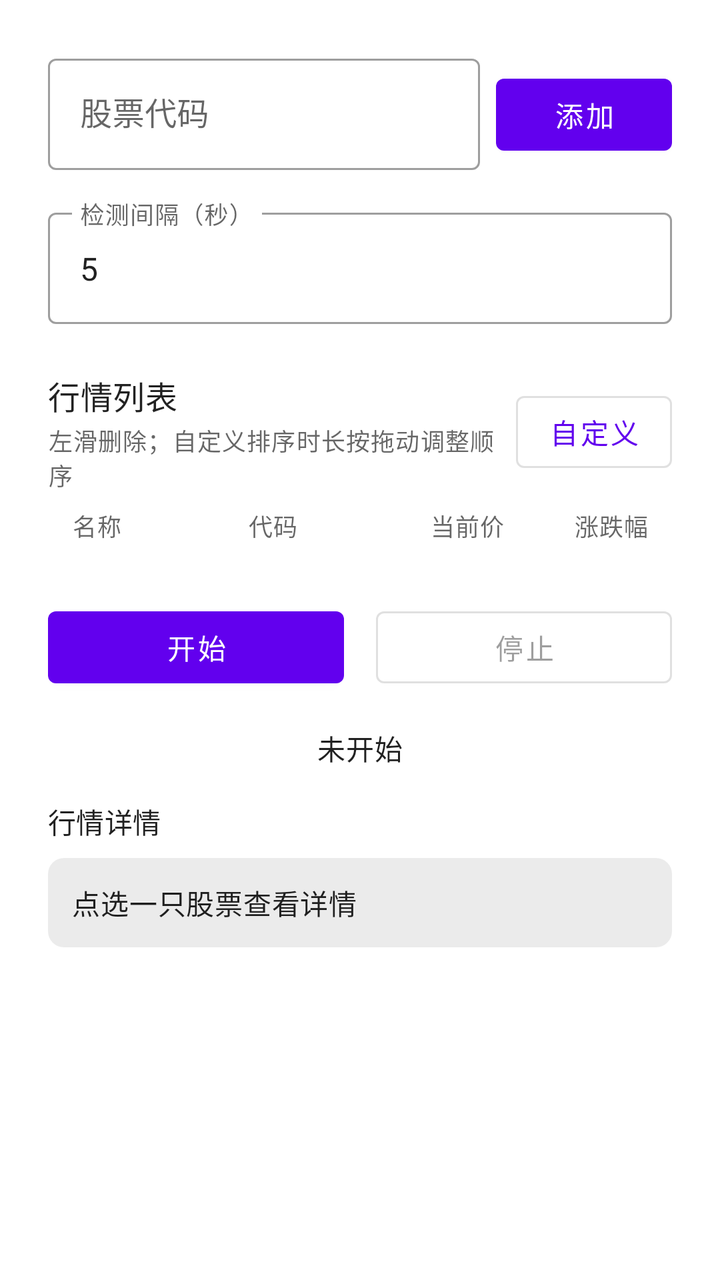
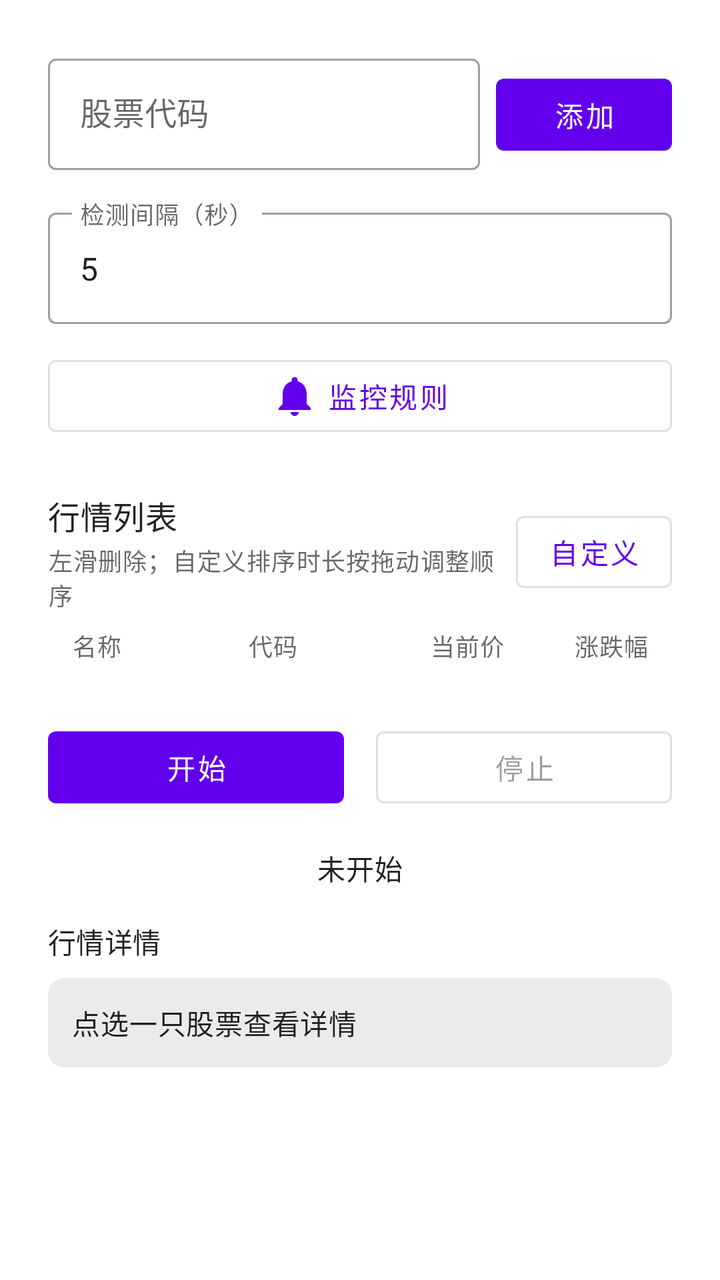

An Android layout rendered at two revisions. The XML below is the earlier revision; the diff shows what the commit changed to produce the second picture.
<!-- AndroidManifest.xml: application theme Theme.GPTest -->
<!-- res/layout/activity_main.xml -->
<?xml version="1.0" encoding="utf-8"?>
<ScrollView xmlns:android="http://schemas.android.com/apk/res/android"
    android:layout_width="match_parent"
    android:layout_height="match_parent"
    android:fillViewport="true">

    <LinearLayout
        android:layout_width="match_parent"
        android:layout_height="wrap_content"
        android:orientation="vertical"
        android:padding="24dp">

        <LinearLayout
            android:layout_width="match_parent"
            android:layout_height="wrap_content"
            android:gravity="bottom"
            android:orientation="horizontal">

            <com.google.android.material.textfield.TextInputLayout
                android:id="@+id/tilStockCode"
                style="@style/Widget.MaterialComponents.TextInputLayout.OutlinedBox"
                android:layout_width="0dp"
                android:layout_height="wrap_content"
                android:layout_weight="1"
                android:hint="@string/stock_code_hint">

                <com.google.android.material.textfield.TextInputEditText
                    android:id="@+id/etStockCode"
                    android:layout_width="match_parent"
                    android:layout_height="wrap_content"
                    android:imeOptions="actionDone"
                    android:inputType="textCapCharacters"
                    android:maxLines="1" />
            </com.google.android.material.textfield.TextInputLayout>

            <com.google.android.material.button.MaterialButton
                android:id="@+id/btnAdd"
                android:layout_width="wrap_content"
                android:layout_height="wrap_content"
                android:layout_marginStart="8dp"
                android:text="@string/add" />
        </LinearLayout>

        <com.google.android.material.textfield.TextInputLayout
            android:id="@+id/tilInterval"
            style="@style/Widget.MaterialComponents.TextInputLayout.OutlinedBox"
            android:layout_width="match_parent"
            android:layout_height="wrap_content"
            android:layout_marginTop="16dp"
            android:hint="@string/interval_hint">

            <com.google.android.material.textfield.TextInputEditText
                android:id="@+id/etInterval"
                android:layout_width="match_parent"
                android:layout_height="wrap_content"
                android:imeOptions="actionDone"
                android:inputType="number"
                android:maxLines="1"
                android:text="@string/interval_default" />
        </com.google.android.material.textfield.TextInputLayout>

        <LinearLayout
            android:layout_width="match_parent"
            android:layout_height="wrap_content"
            android:layout_marginTop="24dp"
            android:gravity="center_vertical"
            android:orientation="horizontal">

            <LinearLayout
                android:layout_width="0dp"
                android:layout_height="wrap_content"
                android:layout_weight="1"
                android:orientation="vertical">

                <TextView
                    android:layout_width="match_parent"
                    android:layout_height="wrap_content"
                    android:text="@string/quote_list_label"
                    android:textAppearance="?attr/textAppearanceSubtitle1" />

                <TextView
                    android:layout_width="match_parent"
                    android:layout_height="wrap_content"
                    android:layout_marginTop="2dp"
                    android:text="@string/swipe_to_delete_hint"
                    android:textAppearance="?attr/textAppearanceCaption" />
            </LinearLayout>

            <com.google.android.material.button.MaterialButton
                android:id="@+id/btnSort"
                style="@style/Widget.MaterialComponents.Button.OutlinedButton"
                android:layout_width="wrap_content"
                android:layout_height="wrap_content"
                android:minWidth="0dp"
                android:text="@string/sort_custom" />
        </LinearLayout>

        <LinearLayout
            android:layout_width="match_parent"
            android:layout_height="wrap_content"
            android:layout_marginTop="8dp"
            android:orientation="horizontal"
            android:paddingStart="12dp"
            android:paddingEnd="12dp">

            <TextView
                android:layout_width="0dp"
                android:layout_height="wrap_content"
                android:layout_weight="1"
                android:text="@string/column_name"
                android:textAppearance="?attr/textAppearanceCaption" />

            <TextView
                android:layout_width="64dp"
                android:layout_height="wrap_content"
                android:text="@string/column_code"
                android:textAppearance="?attr/textAppearanceCaption" />

            <TextView
                android:layout_width="64dp"
                android:layout_height="wrap_content"
                android:gravity="end"
                android:text="@string/column_price"
                android:textAppearance="?attr/textAppearanceCaption" />

            <TextView
                android:layout_width="72dp"
                android:layout_height="wrap_content"
                android:gravity="end"
                android:text="@string/column_change"
                android:textAppearance="?attr/textAppearanceCaption" />
        </LinearLayout>

        <androidx.recyclerview.widget.RecyclerView
            android:id="@+id/rvQuoteList"
            android:layout_width="match_parent"
            android:layout_height="wrap_content"
            android:layout_marginTop="4dp"
            android:nestedScrollingEnabled="false" />

        <LinearLayout
            android:layout_width="match_parent"
            android:layout_height="wrap_content"
            android:layout_marginTop="24dp"
            android:orientation="horizontal">

            <com.google.android.material.button.MaterialButton
                android:id="@+id/btnStart"
                android:layout_width="0dp"
                android:layout_height="wrap_content"
                android:layout_marginEnd="8dp"
                android:layout_weight="1"
                android:text="@string/start" />

            <com.google.android.material.button.MaterialButton
                android:id="@+id/btnStop"
                style="@style/Widget.MaterialComponents.Button.OutlinedButton"
                android:layout_width="0dp"
                android:layout_height="wrap_content"
                android:layout_marginStart="8dp"
                android:layout_weight="1"
                android:enabled="false"
                android:text="@string/stop" />
        </LinearLayout>

        <TextView
            android:id="@+id/tvStatus"
            android:layout_width="match_parent"
            android:layout_height="wrap_content"
            android:layout_marginTop="16dp"
            android:gravity="center"
            android:text="@string/status_idle"
            android:textAppearance="?attr/textAppearanceBody2" />

        <TextView
            android:layout_width="match_parent"
            android:layout_height="wrap_content"
            android:layout_marginTop="16dp"
            android:text="@string/quote_detail_label"
            android:textAppearance="?attr/textAppearanceSubtitle2" />

        <include
            android:id="@+id/quoteCard"
            layout="@layout/view_quote_card"
            android:layout_width="match_parent"
            android:layout_height="wrap_content"
            android:layout_marginTop="8dp" />
    </LinearLayout>
</ScrollView>
<!-- res/layout/view_quote_card.xml (included above) -->
<?xml version="1.0" encoding="utf-8"?>
<LinearLayout xmlns:android="http://schemas.android.com/apk/res/android"
    android:layout_width="match_parent"
    android:layout_height="wrap_content"
    android:background="@drawable/bg_quote_detail"
    android:orientation="vertical"
    android:padding="12dp">

    <TextView
        android:id="@+id/tvCardPlaceholder"
        android:layout_width="match_parent"
        android:layout_height="wrap_content"
        android:text="@string/quote_detail_placeholder"
        android:textAppearance="?attr/textAppearanceBody2" />

    <LinearLayout
        android:id="@+id/llCardContent"
        android:layout_width="match_parent"
        android:layout_height="wrap_content"
        android:orientation="vertical"
        android:visibility="gone">

        <TextView
            android:id="@+id/tvCardName"
            android:layout_width="match_parent"
            android:layout_height="wrap_content"
            android:textAppearance="?attr/textAppearanceHeadline6" />

        <TextView
            android:id="@+id/tvCardCode"
            android:layout_width="match_parent"
            android:layout_height="wrap_content"
            android:layout_marginTop="2dp"
            android:textAppearance="?attr/textAppearanceBody2" />

        <LinearLayout
            android:layout_width="match_parent"
            android:layout_height="wrap_content"
            android:layout_marginTop="8dp"
            android:gravity="bottom"
            android:orientation="horizontal">

            <TextView
                android:id="@+id/tvCardPrice"
                android:layout_width="wrap_content"
                android:layout_height="wrap_content"
                android:textSize="28sp"
                android:textStyle="bold" />

            <TextView
                android:id="@+id/tvCardChangePercent"
                android:layout_width="wrap_content"
                android:layout_height="wrap_content"
                android:layout_marginStart="12dp"
                android:textAppearance="?attr/textAppearanceSubtitle1"
                android:textStyle="bold" />

            <TextView
                android:id="@+id/tvCardChange"
                android:layout_width="wrap_content"
                android:layout_height="wrap_content"
                android:layout_marginStart="8dp"
                android:textAppearance="?attr/textAppearanceBody2" />
        </LinearLayout>

        <TableLayout
            android:layout_width="match_parent"
            android:layout_height="wrap_content"
            android:layout_marginTop="12dp"
            android:stretchColumns="1,3">

            <TableRow>
                <TextView android:text="@string/metric_open" android:textAppearance="?attr/textAppearanceCaption" android:paddingTop="4dp" android:paddingEnd="8dp" />
                <TextView android:id="@+id/tvOpen" android:textAppearance="?attr/textAppearanceBody2" android:paddingTop="4dp" android:paddingEnd="12dp" />
                <TextView android:text="@string/metric_prev_close" android:textAppearance="?attr/textAppearanceCaption" android:paddingTop="4dp" android:paddingEnd="8dp" />
                <TextView android:id="@+id/tvPrevClose" android:textAppearance="?attr/textAppearanceBody2" android:paddingTop="4dp" />
            </TableRow>

            <TableRow>
                <TextView android:text="@string/metric_high" android:textAppearance="?attr/textAppearanceCaption" android:paddingTop="4dp" android:paddingEnd="8dp" />
                <TextView android:id="@+id/tvHigh" android:textAppearance="?attr/textAppearanceBody2" android:paddingTop="4dp" android:paddingEnd="12dp" />
                <TextView android:text="@string/metric_low" android:textAppearance="?attr/textAppearanceCaption" android:paddingTop="4dp" android:paddingEnd="8dp" />
                <TextView android:id="@+id/tvLow" android:textAppearance="?attr/textAppearanceBody2" android:paddingTop="4dp" />
            </TableRow>

            <TableRow>
                <TextView android:text="@string/metric_volume" android:textAppearance="?attr/textAppearanceCaption" android:paddingTop="4dp" android:paddingEnd="8dp" />
                <TextView android:id="@+id/tvVolume" android:textAppearance="?attr/textAppearanceBody2" android:paddingTop="4dp" android:paddingEnd="12dp" />
                <TextView android:text="@string/metric_amount" android:textAppearance="?attr/textAppearanceCaption" android:paddingTop="4dp" android:paddingEnd="8dp" />
                <TextView android:id="@+id/tvAmount" android:textAppearance="?attr/textAppearanceBody2" android:paddingTop="4dp" />
            </TableRow>

            <TableRow>
                <TextView android:text="@string/metric_turnover" android:textAppearance="?attr/textAppearanceCaption" android:paddingTop="4dp" android:paddingEnd="8dp" />
                <TextView android:id="@+id/tvTurnover" android:textAppearance="?attr/textAppearanceBody2" android:paddingTop="4dp" android:paddingEnd="12dp" />
                <TextView android:text="@string/metric_amplitude" android:textAppearance="?attr/textAppearanceCaption" android:paddingTop="4dp" android:paddingEnd="8dp" />
                <TextView android:id="@+id/tvAmplitude" android:textAppearance="?attr/textAppearanceBody2" android:paddingTop="4dp" />
            </TableRow>

            <TableRow>
                <TextView android:text="@string/metric_pe" android:textAppearance="?attr/textAppearanceCaption" android:paddingTop="4dp" android:paddingEnd="8dp" />
                <TextView android:id="@+id/tvPe" android:textAppearance="?attr/textAppearanceBody2" android:paddingTop="4dp" android:paddingEnd="12dp" />
                <TextView android:text="@string/metric_pb" android:textAppearance="?attr/textAppearanceCaption" android:paddingTop="4dp" android:paddingEnd="8dp" />
                <TextView android:id="@+id/tvPb" android:textAppearance="?attr/textAppearanceBody2" android:paddingTop="4dp" />
            </TableRow>
        </TableLayout>

        <LinearLayout
            android:layout_width="match_parent"
            android:layout_height="wrap_content"
            android:layout_marginTop="12dp"
            android:orientation="horizontal">

            <TextView
                android:id="@+id/tvBids"
                android:layout_width="0dp"
                android:layout_height="wrap_content"
                android:layout_weight="1"
                android:fontFamily="monospace"
                android:textAppearance="?attr/textAppearanceBody2" />

            <TextView
                android:id="@+id/tvAsks"
                android:layout_width="0dp"
                android:layout_height="wrap_content"
                android:layout_weight="1"
                android:fontFamily="monospace"
                android:textAppearance="?attr/textAppearanceBody2" />
        </LinearLayout>

        <TextView
            android:id="@+id/tvToggleRaw"
            android:layout_width="wrap_content"
            android:layout_height="wrap_content"
            android:layout_marginTop="12dp"
            android:clickable="true"
            android:focusable="true"
            android:paddingTop="4dp"
            android:paddingBottom="4dp"
            android:text="@string/show_raw_fields"
            android:textColor="?attr/colorPrimary" />

        <TextView
            android:id="@+id/tvRawDetail"
            android:layout_width="match_parent"
            android:layout_height="wrap_content"
            android:layout_marginTop="8dp"
            android:fontFamily="monospace"
            android:textIsSelectable="true"
            android:textSize="12sp"
            android:visibility="gone" />
    </LinearLayout>
</LinearLayout>
<!-- resources referenced by this layout -->
<resources>
  <!-- drawable bg_quote_detail (drawable) -->
  <?xml version="1.0" encoding="utf-8"?>
  <shape xmlns:android="http://schemas.android.com/apk/res/android">
      <solid android:color="@color/quote_panel_bg" />
      <corners android:radius="8dp" />
  </shape>
  <string name="add">添加</string>
  <string name="column_change">涨跌幅</string>
  <string name="column_code">代码</string>
  <string name="column_name">名称</string>
  <string name="column_price">当前价</string>
  <string name="interval_default">5</string>
  <string name="interval_hint">检测间隔（秒）</string>
  <string name="metric_amount">成交额(万)</string>
  <string name="metric_amplitude">振幅</string>
  <string name="metric_high">最高</string>
  <string name="metric_low">最低</string>
  <string name="metric_open">今开</string>
  <string name="metric_pb">市净率</string>
  <string name="metric_pe">市盈率</string>
  <string name="metric_prev_close">昨收</string>
  <string name="metric_turnover">换手率</string>
  <string name="metric_volume">成交量</string>
  <string name="quote_detail_label">行情详情</string>
  <string name="quote_detail_placeholder">点选一只股票查看详情</string>
  <string name="quote_list_label">行情列表</string>
  <string name="show_raw_fields">查看原始字段</string>
  <string name="sort_custom">自定义</string>
  <string name="start">开始</string>
  <string name="status_idle">未开始</string>
  <string name="stock_code_hint">股票代码</string>
  <string name="stop">停止</string>
  <string name="swipe_to_delete_hint">左滑删除；自定义排序时长按拖动调整顺序</string>
  <style name="Theme.GPTest" parent="Theme.MaterialComponents.DayNight.DarkActionBar">
          
          <item name="colorPrimary">@color/purple_500</item>
          <item name="colorPrimaryVariant">@color/purple_700</item>
          <item name="colorOnPrimary">@color/white</item>
          
          <item name="colorSecondary">@color/teal_200</item>
          <item name="colorSecondaryVariant">@color/teal_700</item>
          <item name="colorOnSecondary">@color/black</item>
          
          <item name="android:statusBarColor">?attr/colorPrimaryVariant</item>
          
      </style>
  <color name="quote_panel_bg">#14000000</color>
  <color name="purple_500">#FF6200EE</color>
  <color name="purple_700">#FF3700B3</color>
  <color name="white">#FFFFFFFF</color>
  <color name="teal_200">#FF03DAC5</color>
  <color name="teal_700">#FF018786</color>
  <color name="black">#FF000000</color>
</resources>

<!-- the commit's change to res/layout/activity_main.xml (unified diff, before → after) -->
@@ -1,5 +1,6 @@
 <?xml version="1.0" encoding="utf-8"?>
 <ScrollView xmlns:android="http://schemas.android.com/apk/res/android"
+    xmlns:app="http://schemas.android.com/apk/res-auto"
     android:layout_width="match_parent"
     android:layout_height="match_parent"
     android:fillViewport="true">
@@ -58,6 +59,16 @@
                 android:maxLines="1"
                 android:text="@string/interval_default" />
         </com.google.android.material.textfield.TextInputLayout>
+
+        <com.google.android.material.button.MaterialButton
+            android:id="@+id/btnAlerts"
+            style="@style/Widget.MaterialComponents.Button.OutlinedButton"
+            android:layout_width="match_parent"
+            android:layout_height="wrap_content"
+            android:layout_marginTop="12dp"
+            android:text="@string/alert_rules_entry"
+            app:icon="@drawable/ic_notifications"
+            app:iconGravity="textStart" />
 
         <LinearLayout
             android:layout_width="match_parent"
<!-- resource entries referenced after the edit -->
@@ -6,7 +6,19 @@
       <solid android:color="@color/quote_panel_bg" />
       <corners android:radius="8dp" />
   </shape>
+  <!-- drawable ic_notifications (drawable) -->
+  <vector xmlns:android="http://schemas.android.com/apk/res/android"
+      android:width="24dp"
+      android:height="24dp"
+      android:viewportWidth="24"
+      android:viewportHeight="24"
+      android:tint="?attr/colorPrimary">
+      <path
+          android:fillColor="@android:color/white"
+          android:pathData="M12,22c1.1,0 2,-0.9 2,-2h-4c0,1.1 0.89,2 2,2zM18,16v-5c0,-3.07 -1.64,-5.64 -4.5,-6.32V4c0,-0.83 -0.67,-1.5 -1.5,-1.5s-1.5,0.67 -1.5,1.5v0.68C7.63,5.36 6,7.92 6,11v5l-2,2v1h16v-1l-2,-2z" />
+  </vector>
   <string name="add">添加</string>
+  <string name="alert_rules_entry">监控规则</string>
   <string name="column_change">涨跌幅</string>
   <string name="column_code">代码</string>
   <string name="column_name">名称</string>
